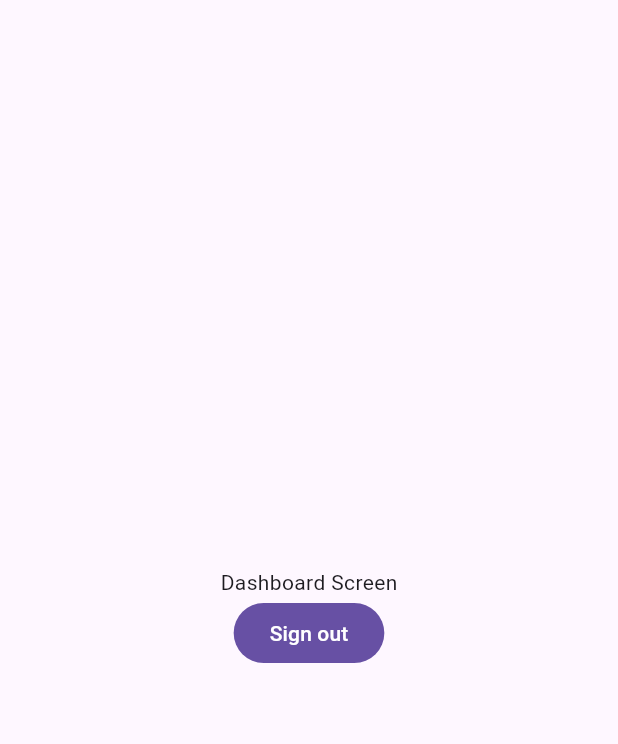
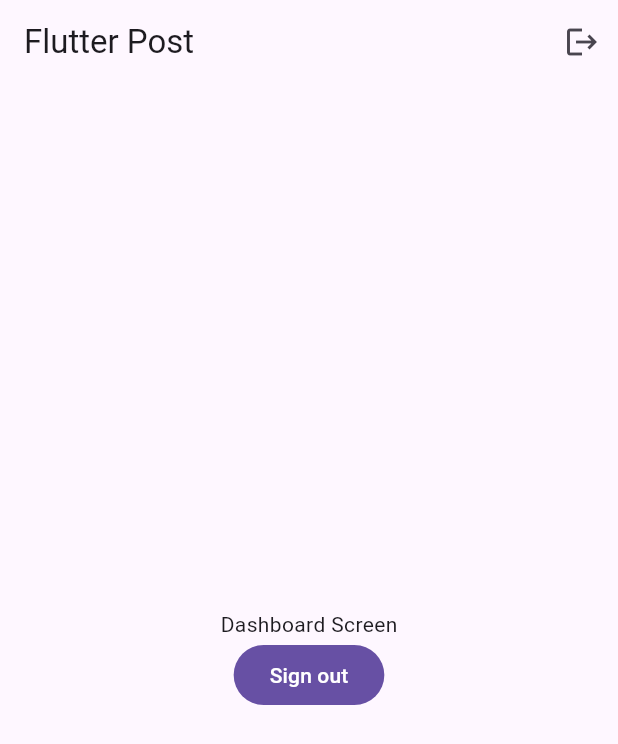
Before and after one commit to shubhamsinghshubham777/flutter_post, a Flutter app: the DashboardScreen screen opened directly, on a phone screen of 412 x 824 dp. Shown: the top 744 px of the screen. Run offline on Flutter 3.47's test engine with Material 3 defaults, Android fonts, the light colour scheme and no system bars; our stand-ins replace cloud_firestore, firebase_auth, firebase_core, firebase_storage, flutter_riverpod, riverpod_annotation; accounts and stored records are empty; generated files the repository leaves out were written again.

Commit message:
Implement Sign Out from DashboardScreen

```diff
--- a/lib/features/authentication/view/authentication_screen.dart
+++ b/lib/features/authentication/view/authentication_screen.dart
@@ -2,7 +2,7 @@ import 'package:firebase_auth/firebase_auth.dart';
 import 'package:flutter/material.dart';
 import 'package:flutter_post/extensions.dart';
 import 'package:flutter_post/features/authentication/provider/authentication_provider.dart';
-import 'package:flutter_post/features/posts/provider/dashboard_screen.dart';
+import 'package:flutter_post/features/posts/view/dashboard_screen.dart';
 import 'package:flutter_riverpod/flutter_riverpod.dart';
 
 class AuthenticationScreen extends ConsumerStatefulWidget {
--- a/lib/features/posts/provider/dashboard_screen.dart
+++ /dev/null
@@ -1,26 +0,0 @@
-import 'package:firebase_auth/firebase_auth.dart';
-import 'package:flutter/material.dart';
-
-class DashboardScreen extends StatelessWidget {
-  const DashboardScreen({super.key});
-
-  @override
-  Widget build(BuildContext context) {
-    return Scaffold(
-      body: Center(
-        child: Column(
-          mainAxisSize: MainAxisSize.min,
-          children: [
-            Text('Dashboard Screen'),
-            FilledButton(
-              onPressed: () {
-                FirebaseAuth.instance.signOut();
-              },
-              child: Text('Sign out'),
-            ),
-          ],
-        ),
-      ),
-    );
-  }
-}
--- /dev/null
+++ b/lib/features/posts/view/dashboard_screen.dart
@@ -0,0 +1,45 @@
+import 'package:flutter/material.dart';
+import 'package:flutter_post/extensions.dart';
+import 'package:flutter_post/features/authentication/provider/authentication_provider.dart';
+import 'package:flutter_post/features/authentication/view/authentication_screen.dart';
+import 'package:flutter_riverpod/flutter_riverpod.dart';
+
+class DashboardScreen extends ConsumerWidget {
+  const DashboardScreen({super.key});
+
+  @override
+  Widget build(BuildContext context, WidgetRef ref) {
+    final authenticator = ref.watch(authenticationStateProvider.notifier);
+
+    return Scaffold(
+      appBar: AppBar(
+        title: const Text('Flutter Post'),
+        actions: [
+          IconButton(
+            onPressed: () {},
+            icon: Icon(Icons.logout),
+          ),
+        ],
+      ),
+      body: Center(
+        child: Column(
+          mainAxisSize: MainAxisSize.min,
+          children: [
+            Text('Dashboard Screen'),
+            FilledButton(
+              onPressed: () async {
+                await authenticator.signOut();
+                if (context.mounted) {
+                  await context.pushScreenReplacement(
+                    const AuthenticationScreen(),
+                  );
+                }
+              },
+              child: Text('Sign out'),
+            ),
+          ],
+        ),
+      ),
+    );
+  }
+}
--- a/lib/main.dart
+++ b/lib/main.dart
@@ -6,7 +6,7 @@ import 'package:flutter/foundation.dart';
 import 'package:flutter/material.dart';
 import 'package:flutter_post/features/authentication/provider/authentication_provider.dart';
 import 'package:flutter_post/features/authentication/view/authentication_screen.dart';
-import 'package:flutter_post/features/posts/provider/dashboard_screen.dart';
+import 'package:flutter_post/features/posts/view/dashboard_screen.dart';
 import 'package:flutter_post/utils.dart';
 import 'package:flutter_riverpod/flutter_riverpod.dart';
 
```
Also changed, not shown: lib/features/authentication/provider/authentication_provider.dart (+8 -0 lines).
